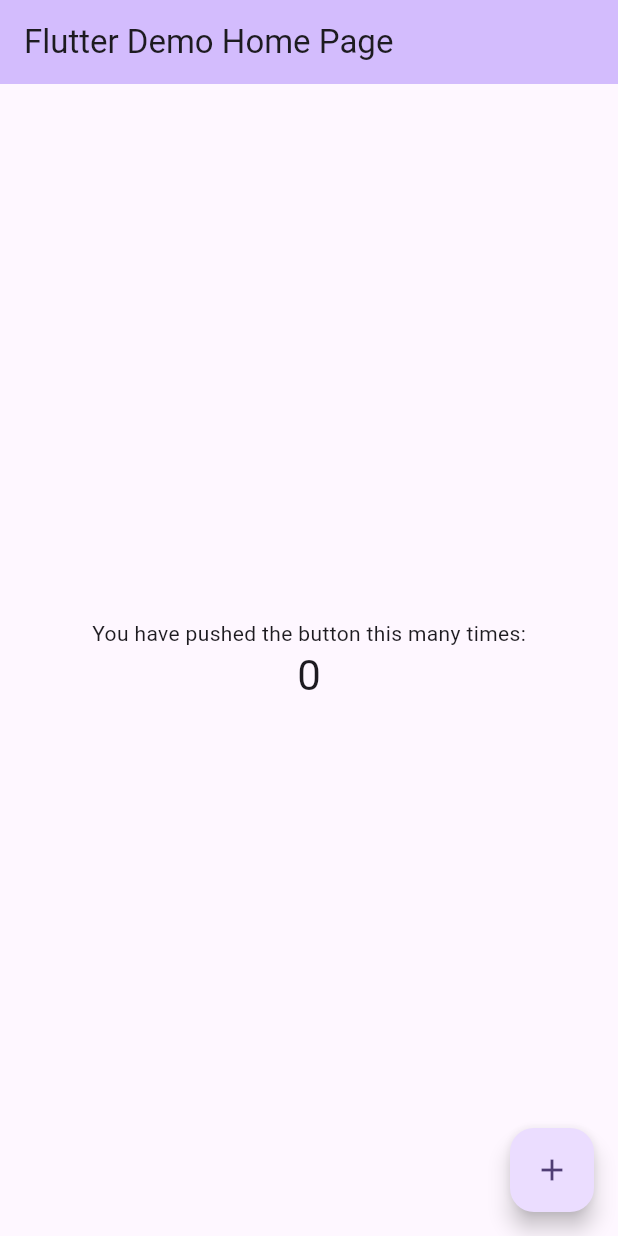
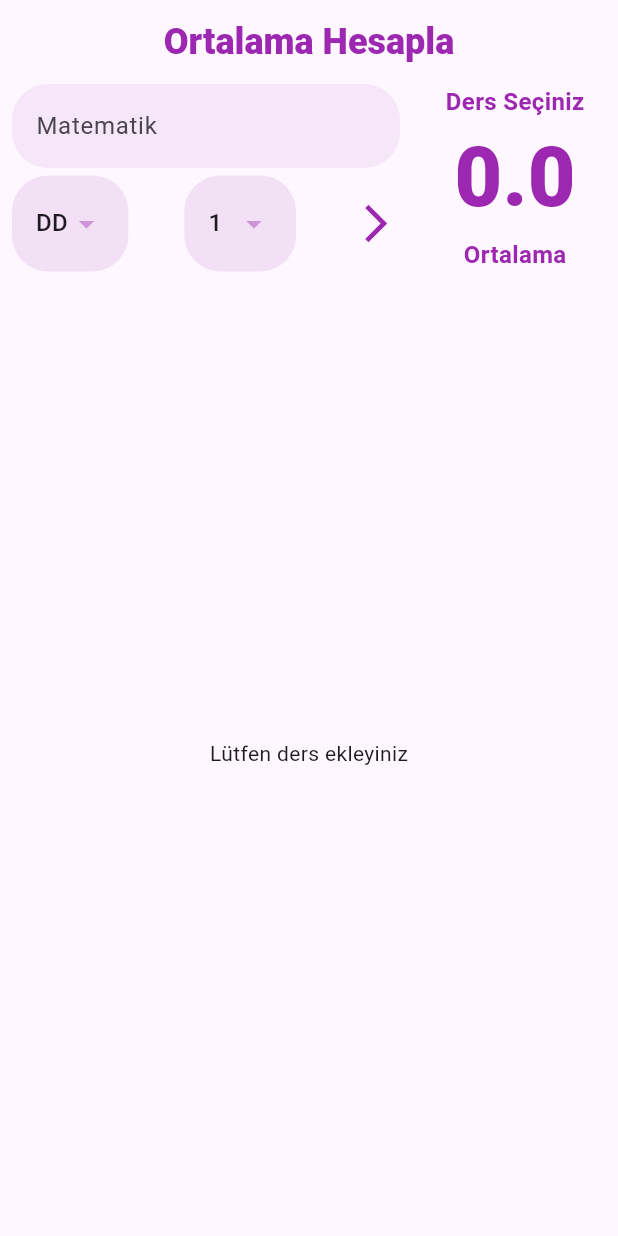
Before and after one commit to suleymanharbelioglu/practice_ortlama_hesaplama, a Flutter app: the screen it shows after launch, on a phone screen of 412 x 824 dp. Run offline on Flutter 3.47's test engine with Material 3 defaults, Android fonts, the phone set to English and light mode, and no system bars.

Commit message:
general app

```diff
--- /dev/null
+++ b/lib/costants/app_constants.dart
@@ -0,0 +1,10 @@
+import 'package:flutter/material.dart';
+
+class AppConstants {
+  static const anaRenk = Colors.purple;
+  // static TextStyle textStyle(
+  //         double size, FontWeight fontWeight, Color colorName) =>
+  //     GoogleFonts.quicksand(
+  //         fontWeight: fontWeight, fontSize: size, color: colorName);
+
+  static BorderRadius borderRadius = BorderRadius.circular(24);}
--- /dev/null
+++ b/lib/helper/data_helper.dart
@@ -0,0 +1,52 @@
+import 'package:flutter/material.dart';
+
+class DataHelper {
+   static List<String> _createDersHarfNotlari() {
+    return ['AA', 'BA', 'BB', 'CB', 'CC', 'DC', 'DD', 'FD', 'FF'];
+  }
+    static double _harfiNotaCevir(String harf) {
+    switch (harf) {
+      case 'AA':
+        return 4;
+      case 'BA':
+        return 3.5;
+      case 'BB':
+        return 3;
+      case 'CB':
+        return 2.5;
+      case 'CC':
+        return 2;
+      case 'DC':
+        return 1.5;
+      case 'DD':
+        return 1;
+      case 'FD':
+        return 0.5;
+      case 'FF':
+        return 0.0;
+      default:
+        return 1;
+    }
+  }
+
+
+
+  static List<DropdownMenuItem<double>> tumDersHarfleri() {
+    return _createDersHarfNotlari()
+        .map((e) => DropdownMenuItem<double>(
+              child: Text(e),
+              value: _harfiNotaCevir(e),
+            ))
+        .toList();
+  }
+
+  static List<DropdownMenuItem<double>> tumKrediler() {
+    return List.generate(10, (index) => (index + 1))
+        .toList()
+        .map((e) => DropdownMenuItem(
+              child: Text(e.toString()),
+              value: e.toDouble(),
+            ))
+        .toList();
+  }
+}
--- a/lib/main.dart
+++ b/lib/main.dart
@@ -1,122 +1,18 @@
 import 'package:flutter/material.dart';
+import 'package:practice_ortalama_hesapla/page/ortalama_hesapla.dart';
 
-void main() {
-  runApp(const MyApp());
-}
+void main() => runApp(const MyApp());
 
 class MyApp extends StatelessWidget {
   const MyApp({super.key});
 
-  // This widget is the root of your application.
   @override
   Widget build(BuildContext context) {
     return MaterialApp(
-      title: 'Flutter Demo',
-      theme: ThemeData(
-        // This is the theme of your application.
-        //
-        // TRY THIS: Try running your application with "flutter run". You'll see
-        // the application has a purple toolbar. Then, without quitting the app,
-        // try changing the seedColor in the colorScheme below to Colors.green
-        // and then invoke "hot reload" (save your changes or press the "hot
-        // reload" button in a Flutter-supported IDE, or press "r" if you used
-        // the command line to start the app).
-        //
-        // Notice that the counter didn't reset back to zero; the application
-        // state is not lost during the reload. To reset the state, use hot
-        // restart instead.
-        //
-        // This works for code too, not just values: Most code changes can be
-        // tested with just a hot reload.
-        colorScheme: ColorScheme.fromSeed(seedColor: Colors.deepPurple),
-      ),
-      home: const MyHomePage(title: 'Flutter Demo Home Page'),
+      debugShowCheckedModeBanner: false,
+      title: 'Material App',
+      home: OrtalamaHesaplaPage(),
     );
   }
+
 }
-
-class MyHomePage extends StatefulWidget {
-  const MyHomePage({super.key, required this.title});
-
-  // This widget is the home page of your application. It is stateful, meaning
-  // that it has a State object (defined below) that contains fields that affect
-  // how it looks.
-
-  // This class is the configuration for the state. It holds the values (in this
-  // case the title) provided by the parent (in this case the App widget) and
-  // used by the build method of the State. Fields in a Widget subclass are
-  // always marked "final".
-
-  final String title;
-
-  @override
-  State<MyHomePage> createState() => _MyHomePageState();
-}
-
-class _MyHomePageState extends State<MyHomePage> {
-  int _counter = 0;
-
-  void _incrementCounter() {
-    setState(() {
-      // This call to setState tells the Flutter framework that something has
-      // changed in this State, which causes it to rerun the build method below
-      // so that the display can reflect the updated values. If we changed
-      // _counter without calling setState(), then the build method would not be
-      // called again, and so nothing would appear to happen.
-      _counter++;
-    });
-  }
-
-  @override
-  Widget build(BuildContext context) {
-    // This method is rerun every time setState is called, for instance as done
-    // by the _incrementCounter method above.
-    //
-    // The Flutter framework has been optimized to make rerunning build methods
-    // fast, so that you can just rebuild anything that needs updating rather
-    // than having to individually change instances of widgets.
-    return Scaffold(
-      appBar: AppBar(
-        // TRY THIS: Try changing the color here to a specific color (to
-        // Colors.amber, perhaps?) and trigger a hot reload to see the AppBar
-        // change color while the other colors stay the same.
-        backgroundColor: Theme.of(context).colorScheme.inversePrimary,
-        // Here we take the value from the MyHomePage object that was created by
-        // the App.build method, and use it to set our appbar title.
-        title: Text(widget.title),
-      ),
-      body: Center(
-        // Center is a layout widget. It takes a single child and positions it
-        // in the middle of the parent.
-        child: Column(
-          // Column is also a layout widget. It takes a list of children and
-          // arranges them vertically. By default, it sizes itself to fit its
-          // children horizontally, and tries to be as tall as its parent.
-          //
-          // Column has various properties to control how it sizes itself and
-          // how it positions its children. Here we use mainAxisAlignment to
-          // center the children vertically; the main axis here is the vertical
-          // axis because Columns are vertical (the cross axis would be
-          // horizontal).
-          //
-          // TRY THIS: Invoke "debug painting" (choose the "Toggle Debug Paint"
-          // action in the IDE, or press "p" in the console), to see the
-          // wireframe for each widget.
-          mainAxisAlignment: MainAxisAlignment.center,
-          children: <Widget>[
-            const Text('You have pushed the button this many times:'),
-            Text(
-              '$_counter',
-              style: Theme.of(context).textTheme.headlineMedium,
-            ),
-          ],
-        ),
-      ),
-      floatingActionButton: FloatingActionButton(
-        onPressed: _incrementCounter,
-        tooltip: 'Increment',
-        child: const Icon(Icons.add),
-      ), // This trailing comma makes auto-formatting nicer for build methods.
-    );
-  }
-}
--- /dev/null
+++ b/lib/model/ders.dart
@@ -0,0 +1,17 @@
+class DersModel {
+  final String ad;
+  final double harfDegeri;
+  final double krediDegeri;
+
+  DersModel({
+    required this.ad,
+    required this.harfDegeri,
+    required this.krediDegeri,
+  });
+
+  @override
+  String toString() {
+    // TODO: implement toString
+    return "ad : $ad - harfDegeri : $harfDegeri - kredidegeri : $krediDegeri";
+  }
+}
--- /dev/null
+++ b/lib/page/ortalama_hesapla.dart
@@ -0,0 +1,243 @@
+import 'package:flutter/material.dart';
+import 'package:practice_ortalama_hesapla/costants/app_constants.dart';
+import 'package:practice_ortalama_hesapla/helper/data_helper.dart';
+import 'package:practice_ortalama_hesapla/model/ders.dart';
+import 'package:practice_ortalama_hesapla/widget/ortalama_goster.dart';
+
+class OrtalamaHesaplaPage extends StatefulWidget {
+  const OrtalamaHesaplaPage({super.key});
+
+  @override
+  State<OrtalamaHesaplaPage> createState() => _OrtalamaHesaplaPageState();
+}
+
+class _OrtalamaHesaplaPageState extends State<OrtalamaHesaplaPage> {
+  List<DersModel> tumDersler = [];
+  double secilen = 1;
+  double secilenKredi = 1;
+  String girilenDersAdi = 'Ders Adı Girilmemiş';
+  double krediDegeri = 1;
+  double notDegeri = 4;
+  var formKey = GlobalKey<FormState>();
+  @override
+  Widget build(BuildContext context) {
+    return Scaffold(
+      appBar: AppBar(
+        backgroundColor: Colors.transparent,
+        elevation: 0,
+        title: Center(
+          child: Text(
+            'Ortalama Hesapla',
+            style: TextStyle(
+              fontSize: 24,
+              fontWeight: FontWeight.w900,
+              color: AppConstants.anaRenk,
+            ),
+          ),
+        ),
+      ),
+      body: Column(
+        crossAxisAlignment: CrossAxisAlignment.start,
+
+        children: [
+          Row(
+            crossAxisAlignment: CrossAxisAlignment.center,
+
+            children: [
+              Expanded(
+                flex: 2,
+                child: Container(
+                  // color: Colors.red.shade100,
+                  child: myForm(),
+                ),
+              ),
+              Expanded(
+                flex: 1,
+                child: OrtalamaGoster(
+                  dersSayisi: tumDersler.length,
+                  ortalama: ortalamaHesapla(),
+                ),
+              ),
+            ],
+          ),
+          Expanded(
+            child: tumDersler.length > 0
+                ? ListView.builder(
+                    itemBuilder: (context, index) => Dismissible(
+                      key: UniqueKey(),
+                      direction: DismissDirection.startToEnd,
+                      onDismissed: (a) {
+                        setState(() {
+                          tumDersler.removeAt(index);
+                        });
+                      },
+                      child: Padding(
+                        padding: EdgeInsets.all(2),
+                        child: Card(
+                          child: ListTile(
+                            title: Text(tumDersler[index].ad),
+                            leading: CircleAvatar(
+                              backgroundColor: AppConstants.anaRenk,
+                              child: Text(
+                                '' +
+                                    (tumDersler[index].krediDegeri *
+                                            tumDersler[index].harfDegeri)
+                                        .toStringAsFixed(0),
+                              ),
+                            ),
+                            subtitle: Text(
+                              '${tumDersler[index].krediDegeri} Kredi, Not Değeri ${tumDersler[index].harfDegeri}',
+                            ),
+                          ),
+                        ),
+                      ),
+                    ),
+                    itemCount: tumDersler.length,
+                  )
+                : Container(
+                    margin: EdgeInsets.all(24),
+                    child: Align(
+                      alignment: Alignment.topCenter,
+                      child: Padding(
+                        padding: const EdgeInsets.all(8.0),
+                        child: Center(child: Text('Lütfen ders ekleyiniz')),
+                      ),
+                    ),
+                  ),
+          ),
+        ],
+      ),
+    );
+  }
+
+  Form myForm() {
+    return Form(
+      key: formKey,
+      child: Column(
+        crossAxisAlignment: CrossAxisAlignment.start,
+        mainAxisAlignment: MainAxisAlignment.spaceAround,
+        children: [
+          Padding(
+            padding: const EdgeInsets.symmetric(horizontal: 8),
+            child: _buildTextFormFiled(),
+          ),
+          SizedBox(height: 5),
+          Row(
+            mainAxisAlignment: MainAxisAlignment.spaceBetween,
+            children: [
+              Padding(
+                padding: const EdgeInsets.symmetric(horizontal: 8),
+                child: _buildHarfler(),
+              ),
+              Padding(
+                padding: const EdgeInsets.symmetric(horizontal: 8),
+                child: _buildKrediler(),
+              ),
+              IconButton(
+                onPressed: () {
+                  if (formKey.currentState!.validate()) {
+                    formKey.currentState!.save();
+                    var eklenecekDers = DersModel(
+                      ad: girilenDersAdi,
+                      harfDegeri: secilen,
+                      krediDegeri: secilenKredi,
+                    );
+                    tumDersler.insert(0, eklenecekDers);
+                    ortalamaHesapla();
+                    setState(() {});
+                  }
+                },
+                icon: Icon(
+                  Icons.arrow_forward_ios_sharp,
+                  color: AppConstants.anaRenk,
+                  size: 30,
+                ),
+              ),
+            ],
+          ),
+        ],
+      ),
+    );
+  }
+
+  TextFormField _buildTextFormFiled() {
+    return TextFormField(
+      onSaved: (deger) {
+        girilenDersAdi = deger!;
+      },
+      validator: (s) {
+        if (s!.length <= 0) {
+          return 'Boş bırakma ders adını';
+        } else
+          return null;
+      },
+      decoration: InputDecoration(
+        hintText: 'Matematik',
+        border: OutlineInputBorder(
+          borderRadius: AppConstants.borderRadius,
+          borderSide: BorderSide(width: 0, style: BorderStyle.none),
+        ),
+        filled: true,
+        fillColor: AppConstants.anaRenk.shade100.withOpacity(0.3),
+      ),
+    );
+  }
+
+  Widget _buildKrediler() {
+    return Container(
+      alignment: Alignment.center,
+      decoration: BoxDecoration(
+        color: AppConstants.anaRenk.shade100.withOpacity(0.4),
+        borderRadius: BorderRadius.circular(24),
+      ),
+      padding: EdgeInsets.symmetric(horizontal: 16, vertical: 8),
+      child: DropdownButton<double>(
+        iconEnabledColor: AppConstants.anaRenk.shade200,
+        elevation: 16,
+        items: DataHelper.tumKrediler(),
+        underline: Container(),
+        onChanged: (dd) {
+          setState(() {
+            secilenKredi = dd!;
+            print(dd);
+          });
+        },
+        value: secilenKredi,
+      ),
+    );
+  }
+
+  Widget _buildHarfler() {
+    return Container(
+      alignment: Alignment.center,
+      decoration: BoxDecoration(
+        color: AppConstants.anaRenk.shade100.withOpacity(0.4),
+        borderRadius: BorderRadius.circular(24),
+      ),
+      padding: EdgeInsets.symmetric(horizontal: 16, vertical: 8),
+      child: DropdownButton<double>(
+        iconEnabledColor: AppConstants.anaRenk.shade200,
+        elevation: 16,
+        items: DataHelper.tumDersHarfleri(),
+        underline: Container(),
+        onChanged: (dd) {
+          setState(() {
+            secilen = dd!;
+            print(dd);
+          });
+        },
+        value: secilen,
+      ),
+    );
+  }
+
+  double ortalamaHesapla() {
+    double toplamNot = 0;
+    double toplamKredi = 0;
+    tumDersler.forEach((element) {
+      toplamNot = toplamNot + (element.krediDegeri * element.harfDegeri);
+      toplamKredi = toplamKredi + element.krediDegeri;
+    });
+    return toplamNot / toplamKredi;
+  }
+}
--- /dev/null
+++ b/lib/widget/ortalama_goster.dart
@@ -0,0 +1,46 @@
+import 'package:flutter/material.dart';
+import 'package:practice_ortalama_hesapla/costants/app_constants.dart';
+
+class OrtalamaGoster extends StatelessWidget {
+  final double ortalama;
+  final int dersSayisi;
+  const OrtalamaGoster({
+    super.key,
+    required this.ortalama,
+    required this.dersSayisi,
+  });
+
+  @override
+  Widget build(BuildContext context) {
+    return Column(
+      crossAxisAlignment: CrossAxisAlignment.center,
+      mainAxisAlignment: MainAxisAlignment.center,
+      children: [
+        Text(
+          dersSayisi > 0 ? '$dersSayisi Ders Girildi' : 'Ders Seçiniz',
+          style: TextStyle(
+            fontSize: 16,
+            fontWeight: FontWeight.w600,
+            color: AppConstants.anaRenk,
+          ),
+        ),
+        Text(
+          ortalama >= 0 ? '${ortalama.toStringAsFixed(2)}' : '0.0',
+          style: TextStyle(
+            fontSize: 55,
+            fontWeight: FontWeight.w800,
+            color: AppConstants.anaRenk,
+          ),
+        ),
+        Text(
+          'Ortalama',
+          style: TextStyle(
+            fontSize: 16,
+            fontWeight: FontWeight.w600,
+            color: AppConstants.anaRenk,
+          ),
+        ),
+      ],
+    );
+  }
+}
```
Also changed, not shown: 1 other file.
